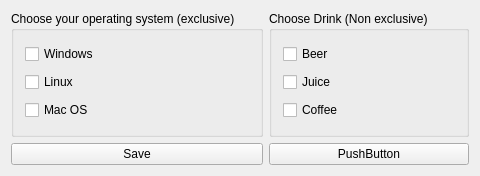
The window that QtWidges/CheckBoxApp/widget.ui (eduardorasgado/RoadtoQt5) describes before a commit, drawn with Qt 5.
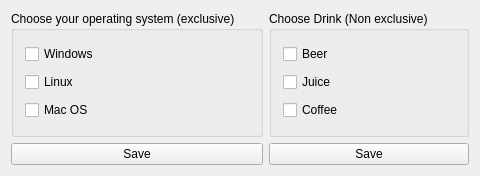
The same window after the commit.

Commit message: creating a drinks check box, non exclusive, and connecting them to signals and slots

The edit to the form file:
```diff
--- a/QtWidges/CheckBoxApp/widget.ui
+++ b/QtWidges/CheckBoxApp/widget.ui
@@ -96,7 +96,7 @@
      <item>
       <widget class="QPushButton" name="save_dring_btn">
        <property name="text">
-        <string>PushButton</string>
+        <string>Save</string>
        </property>
       </widget>
      </item>
```
The commit also changes 2 other files.
